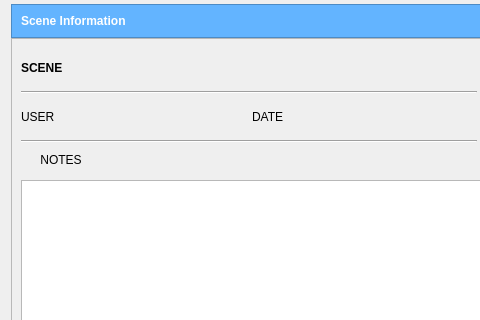
Qt form plugins/scene_loader/gui/main.ui (MayaFramework/Framework) before a commit; both pictures show x 0 to 480 and y 222 to 542 of the 624 by 656 pixel window.
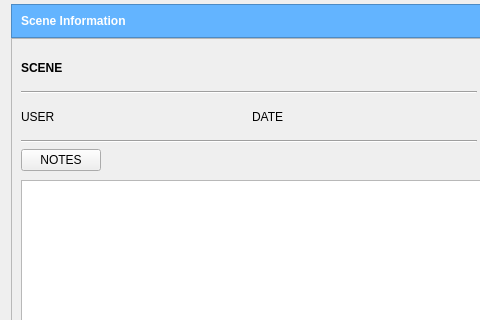
The same form after that commit. Icons and pictures are not drawn.

```diff
--- a/plugins/scene_loader/gui/main.ui
+++ b/plugins/scene_loader/gui/main.ui
@@ -294,7 +294,7 @@
                <string>NOTES</string>
               </property>
               <property name="flat">
-               <bool>true</bool>
+               <bool>false</bool>
               </property>
              </widget>
             </item>
```
